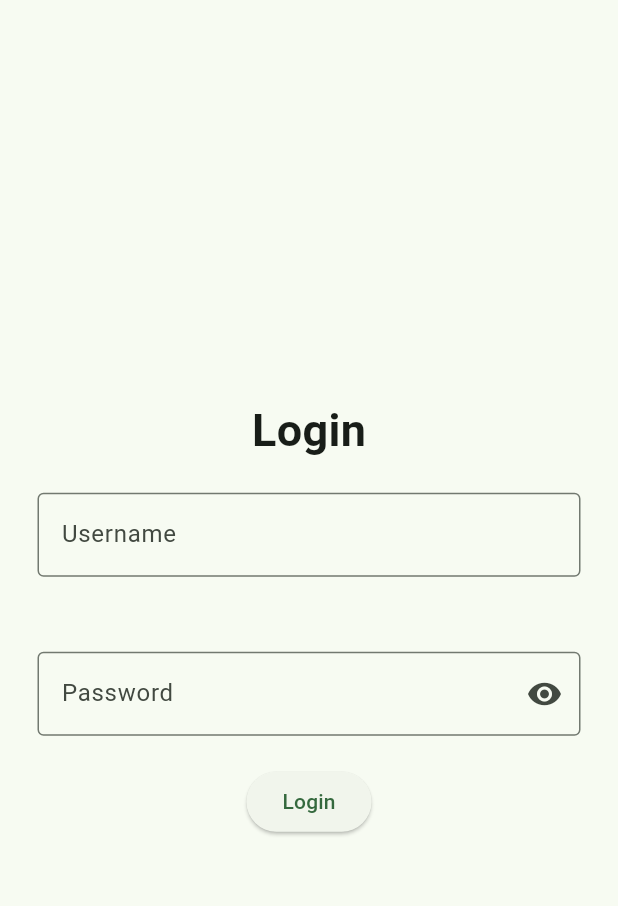
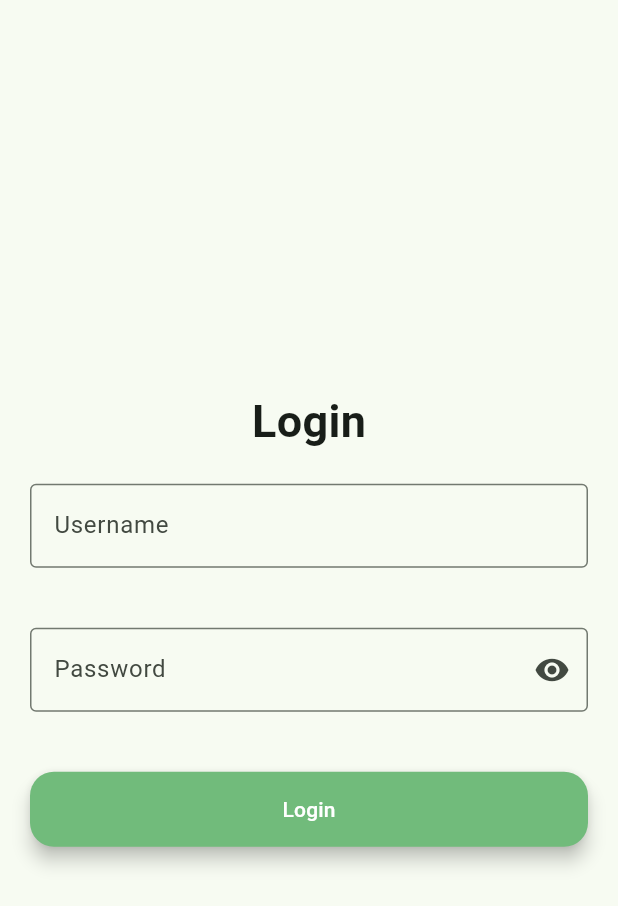
Before and after one commit to saiefadnan/Neighborly, a Flutter app: the screen it shows after launch, on a phone screen of 412 x 824 dp. Shown: the top 906 px of the screen. Run offline on Flutter 3.47's test engine with Material 3 defaults, Android fonts, the phone set to English and light mode, and no system bars; our stand-ins replace flutter_riverpod, like_button, readmore, share_plus, timeago.

Commit message:
login button

```diff
--- a/neighborly/lib/pages/login.dart
+++ b/neighborly/lib/pages/login.dart
@@ -27,7 +27,7 @@ class _LoginPageState extends ConsumerState<LoginPage> {
       body: SafeArea(
         child: Center(
           child: Padding(
-            padding: EdgeInsets.all(25.0),
+            padding: EdgeInsets.only(left: 20.0, right: 20.0),
             child: Column(
               mainAxisAlignment: MainAxisAlignment.center,
               children: [
@@ -42,7 +42,7 @@ class _LoginPageState extends ConsumerState<LoginPage> {
                     border: OutlineInputBorder(),
                   ),
                 ),
-                SizedBox(height: 50.0),
+                SizedBox(height: 40.0),
                 TextField(
                   obscureText: _obsecure,
                   decoration: InputDecoration(
@@ -56,10 +56,24 @@ class _LoginPageState extends ConsumerState<LoginPage> {
                     ),
                   ),
                 ),
-                SizedBox(height: 20.0),
-                ElevatedButton(
-                  onPressed: () => onTapLogin(context),
-                  child: Text("Login"),
+                SizedBox(height: 40.0),
+                SizedBox(
+                  width: double.infinity,
+                  child: ElevatedButton(
+                    style: ElevatedButton.styleFrom(
+                      backgroundColor: Color(0xFF71BB7B),
+                      shape: RoundedRectangleBorder(
+                        borderRadius: BorderRadius.circular(16.0),
+                      ),
+                      padding: EdgeInsets.symmetric(
+                        horizontal: 50.0,
+                        vertical: 15.0,
+                      ),
+                      elevation: 5,
+                    ),
+                    onPressed: () => onTapLogin(context),
+                    child: Text("Login", style: TextStyle(color: Colors.white)),
+                  ),
                 ),
               ],
             ),
```
